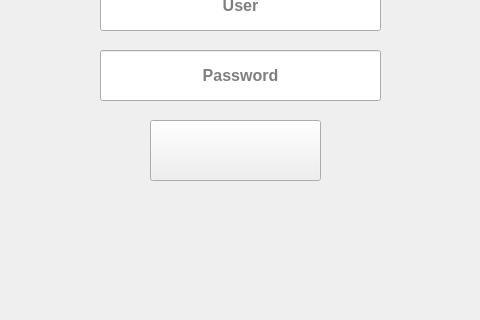
juankipedia/DotAndBoxes, file src/graphic_interface/src/dotandbox_1_1/loginwindow.ui: the form before one commit; both pictures show x 160 to 640 and y 180 to 500 of the 800 by 600 pixel window.
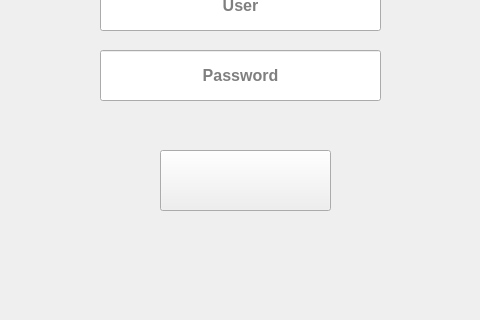
The form after the commit. Icons and pictures are not drawn.

```diff
--- a/src/graphic_interface/src/dotandbox_1_1/loginwindow.ui
+++ b/src/graphic_interface/src/dotandbox_1_1/loginwindow.ui
@@ -112,8 +112,8 @@
    <widget class="QPushButton" name="b_sett">
     <property name="geometry">
      <rect>
-      <x>310</x>
-      <y>300</y>
+      <x>320</x>
+      <y>330</y>
       <width>171</width>
       <height>61</height>
      </rect>
@@ -125,6 +125,30 @@
      <string/>
     </property>
    </widget>
+   <widget class="QLabel" name="errorLabel">
+    <property name="geometry">
+     <rect>
+      <x>260</x>
+      <y>290</y>
+      <width>281</width>
+      <height>31</height>
+     </rect>
+    </property>
+    <property name="font">
+     <font>
+      <bold>true</bold>
+     </font>
+    </property>
+    <property name="styleSheet">
+     <string notr="true">border-image: url(:/images/images/white_background.jpg)</string>
+    </property>
+    <property name="text">
+     <string/>
+    </property>
+    <property name="alignment">
+     <set>Qt::AlignCenter</set>
+    </property>
+   </widget>
   </widget>
   <widget class="QStatusBar" name="statusbar"/>
  </widget>
```
